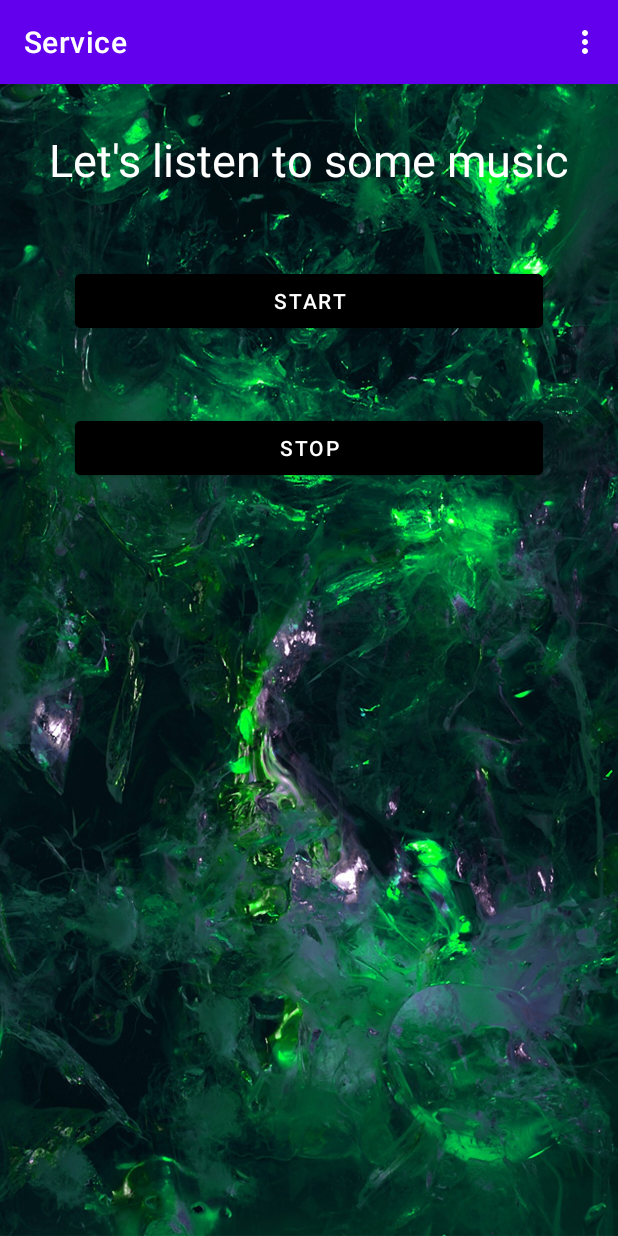
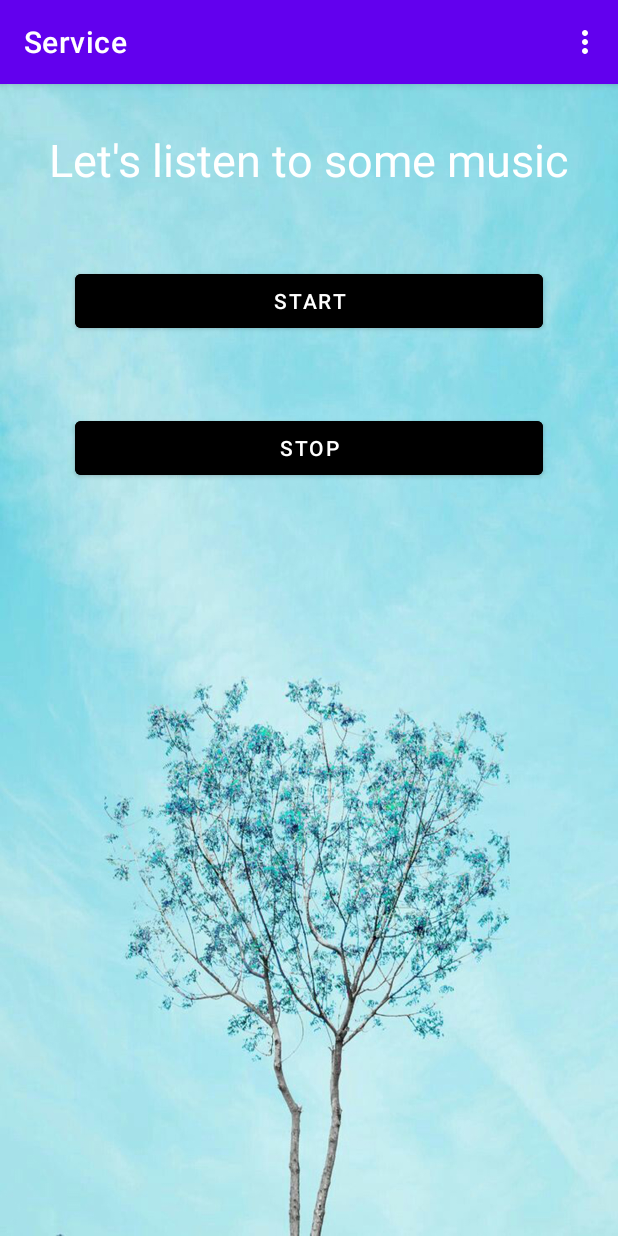
Before and after one commit to ilanaan/Service, an Android app: the screen it shows after launch (MainActivity), on a phone screen of 412 x 824 dp. Run offline under Robolectric (Android 15) with nearby library versions, the phone set to English and light mode, and no system bars.

Commit message:
changed background

```diff
--- a/app/src/main/res/layout/activity_main.xml
+++ b/app/src/main/res/layout/activity_main.xml
@@ -4,7 +4,7 @@
     xmlns:tools="http://schemas.android.com/tools"
     android:layout_width="match_parent"
     android:layout_height="match_parent"
-    android:background="@drawable/wallpaper"
+    android:background="@drawable/wallpaper2"
     android:orientation="vertical"
     tools:context=".MainActivity">
 
```
Also changed, not shown: app/src/main/res/drawable/wallpaper2.jpg (added).
